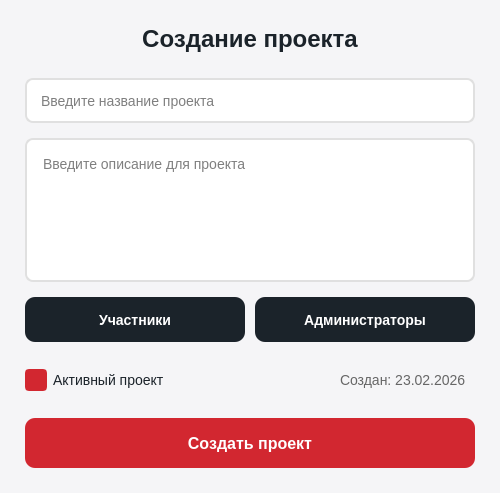
The window that ui/projects/project_creation_dialog.ui (lerakaplich/TaskPlanner2) describes before a commit, drawn with Qt 5.
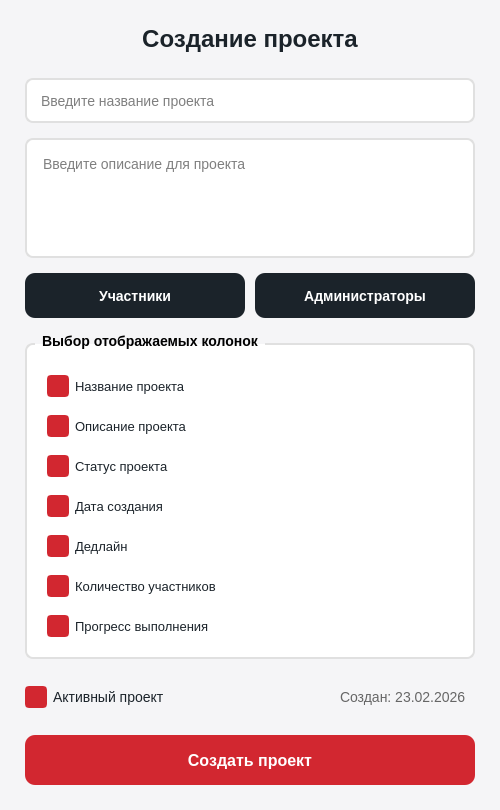
The same window after the commit.

```diff
--- a/ui/projects/project_creation_dialog.ui
+++ b/ui/projects/project_creation_dialog.ui
@@ -7,7 +7,7 @@
     <x>0</x>
     <y>0</y>
     <width>500</width>
-    <height>493</height>
+    <height>593</height>
    </rect>
   </property>
   <property name="windowTitle">
@@ -211,6 +211,235 @@
      </item>
     </layout>
    </item>
+   <item>
+    <widget class="QGroupBox" name="columnsGroupBox">
+     <property name="title">
+      <string>Выбор отображаемых колонок</string>
+     </property>
+     <property name="styleSheet">
+      <string notr="true">QGroupBox {
+    font-size: 14px;
+    font-weight: bold;
+    border: 2px solid #E0E0E0;
+    border-radius: 8px;
+    margin-top: 10px;
+    padding-top: 10px;
+    background-color: white;
+}
+QGroupBox::title {
+    subcontrol-origin: margin;
+    left: 10px;
+    padding: 0 5px 0 5px;
+}</string>
+     </property>
+     <layout class="QVBoxLayout" name="columnsLayout">
+      <property name="spacing">
+       <number>8</number>
+      </property>
+      <property name="leftMargin">
+       <number>15</number>
+      </property>
+      <property name="topMargin">
+       <number>15</number>
+      </property>
+      <property name="rightMargin">
+       <number>15</number>
+      </property>
+      <property name="bottomMargin">
+       <number>15</number>
+      </property>
+      <item>
+       <widget class="QCheckBox" name="colNameCheckbox">
+        <property name="styleSheet">
+         <string notr="true">QCheckBox {
+    font-size: 13px;
+    color: #1B232A;
+    padding: 5px;
+}
+QCheckBox::indicator {
+    width: 18px;
+    height: 18px;
+    border: 2px solid #1B232A;
+    border-radius: 4px;
+}
+QCheckBox::indicator:checked {
+    background-color: #D22730;
+    border: 2px solid #D22730;
+}</string>
+        </property>
+        <property name="text">
+         <string>Название проекта</string>
+        </property>
+        <property name="checked">
+         <bool>true</bool>
+        </property>
+       </widget>
+      </item>
+      <item>
+       <widget class="QCheckBox" name="colDescriptionCheckbox">
+        <property name="styleSheet">
+         <string notr="true">QCheckBox {
+    font-size: 13px;
+    color: #1B232A;
+    padding: 5px;
+}
+QCheckBox::indicator {
+    width: 18px;
+    height: 18px;
+    border: 2px solid #1B232A;
+    border-radius: 4px;
+}
+QCheckBox::indicator:checked {
+    background-color: #D22730;
+    border: 2px solid #D22730;
+}</string>
+        </property>
+        <property name="text">
+         <string>Описание проекта</string>
+        </property>
+        <property name="checked">
+         <bool>true</bool>
+        </property>
+       </widget>
+      </item>
+      <item>
+       <widget class="QCheckBox" name="colStatusCheckbox">
+        <property name="styleSheet">
+         <string notr="true">QCheckBox {
+    font-size: 13px;
+    color: #1B232A;
+    padding: 5px;
+}
+QCheckBox::indicator {
+    width: 18px;
+    height: 18px;
+    border: 2px solid #1B232A;
+    border-radius: 4px;
+}
+QCheckBox::indicator:checked {
+    background-color: #D22730;
+    border: 2px solid #D22730;
+}</string>
+        </property>
+        <property name="text">
+         <string>Статус проекта</string>
+        </property>
+        <property name="checked">
+         <bool>true</bool>
+        </property>
+       </widget>
+      </item>
+      <item>
+       <widget class="QCheckBox" name="colCreatedDateCheckbox">
+        <property name="styleSheet">
+         <string notr="true">QCheckBox {
+    font-size: 13px;
+    color: #1B232A;
+    padding: 5px;
+}
+QCheckBox::indicator {
+    width: 18px;
+    height: 18px;
+    border: 2px solid #1B232A;
+    border-radius: 4px;
+}
+QCheckBox::indicator:checked {
+    background-color: #D22730;
+    border: 2px solid #D22730;
+}</string>
+        </property>
+        <property name="text">
+         <string>Дата создания</string>
+        </property>
+        <property name="checked">
+         <bool>true</bool>
+        </property>
+       </widget>
+      </item>
+      <item>
+       <widget class="QCheckBox" name="colDeadlineCheckbox">
+        <property name="styleSheet">
+         <string notr="true">QCheckBox {
+    font-size: 13px;
+    color: #1B232A;
+    padding: 5px;
+}
+QCheckBox::indicator {
+    width: 18px;
+    height: 18px;
+    border: 2px solid #1B232A;
+    border-radius: 4px;
+}
+QCheckBox::indicator:checked {
+    background-color: #D22730;
+    border: 2px solid #D22730;
+}</string>
+        </property>
+        <property name="text">
+         <string>Дедлайн</string>
+        </property>
+        <property name="checked">
+         <bool>true</bool>
+        </property>
+       </widget>
+      </item>
+      <item>
+       <widget class="QCheckBox" name="colParticipantsCheckbox">
+        <property name="styleSheet">
+         <string notr="true">QCheckBox {
+    font-size: 13px;
+    color: #1B232A;
+    padding: 5px;
+}
+QCheckBox::indicator {
+    width: 18px;
+    height: 18px;
+    border: 2px solid #1B232A;
+    border-radius: 4px;
+}
+QCheckBox::indicator:checked {
+    background-color: #D22730;
+    border: 2px solid #D22730;
+}</string>
+        </property>
+        <property name="text">
+         <string>Количество участников</string>
+        </property>
+        <property name="checked">
+         <bool>true</bool>
+        </property>
+       </widget>
+      </item>
+      <item>
+       <widget class="QCheckBox" name="colProgressCheckbox">
+        <property name="styleSheet">
+         <string notr="true">QCheckBox {
+    font-size: 13px;
+    color: #1B232A;
+    padding: 5px;
+}
+QCheckBox::indicator {
+    width: 18px;
+    height: 18px;
+    border: 2px solid #1B232A;
+    border-radius: 4px;
+}
+QCheckBox::indicator:checked {
+    background-color: #D22730;
+    border: 2px solid #D22730;
+}</string>
+        </property>
+        <property name="text">
+         <string>Прогресс выполнения</string>
+        </property>
+        <property name="checked">
+         <bool>true</bool>
+        </property>
+       </widget>
+      </item>
+     </layout>
+    </widget>
+   </item>
    <item>
     <layout class="QHBoxLayout" name="bottomLayout">
      <property name="topMargin">
```
